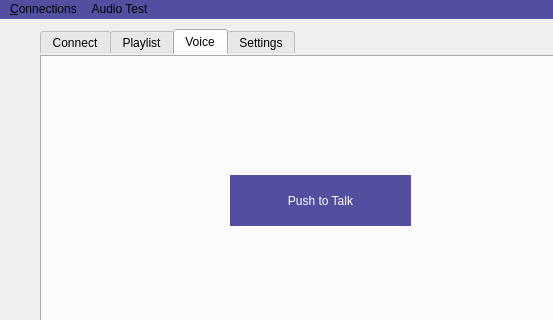
Above: Source/Client/mainwindow.ui from imoongom/commaudio before the change; both pictures show x 0 to 553 and y 0 to 320 of the 900 by 600 pixel window. Below: the same form after it.
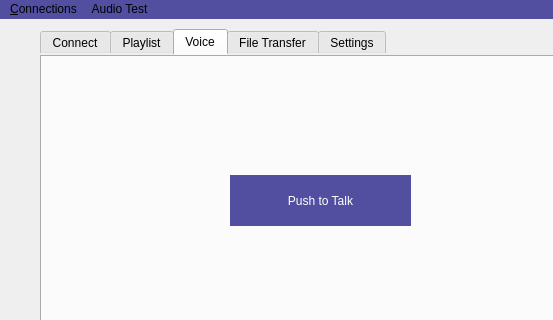
That is the form after the change. The open tabs and pages were chosen to show the change.

```diff
--- a/Source/Client/mainwindow.ui
+++ b/Source/Client/mainwindow.ui
@@ -216,6 +216,11 @@
       </property>
      </widget>
     </widget>
+    <widget class="QWidget" name="tab_5">
+     <attribute name="title">
+      <string>File Transfer</string>
+     </attribute>
+    </widget>
     <widget class="QWidget" name="tab_2">
      <attribute name="title">
       <string>Settings</string>
```
Left out of the diff: 4 changed lines with no effect on the pictures.
